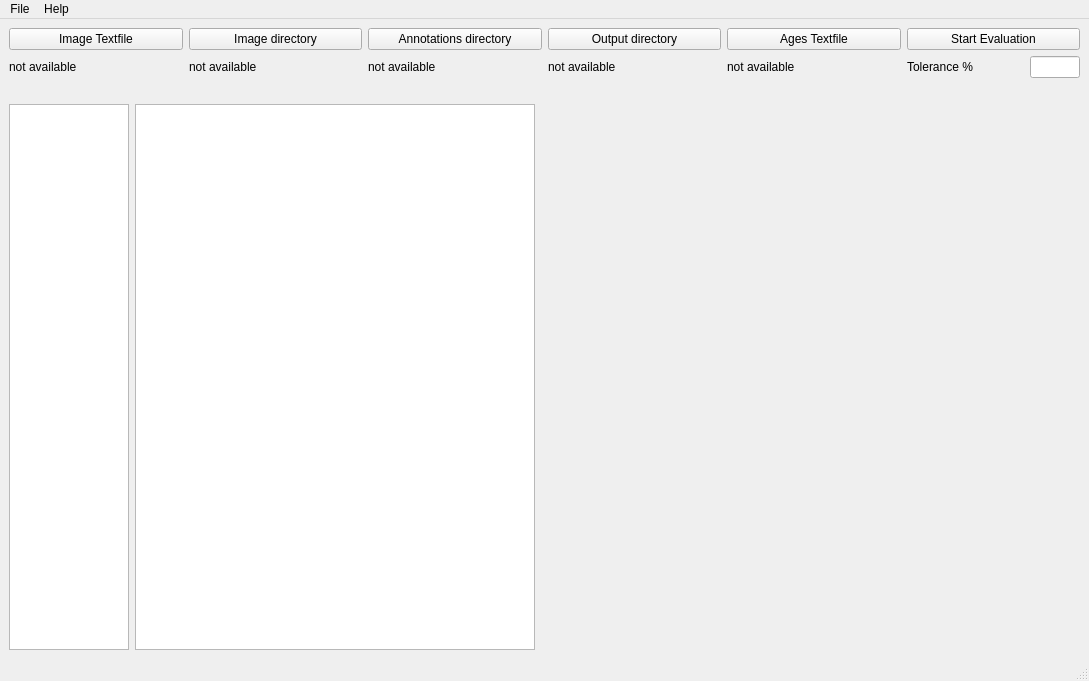
Qt form aesthetics.ui (michaeldanner/AestheticFacesToolbox) before a commit.
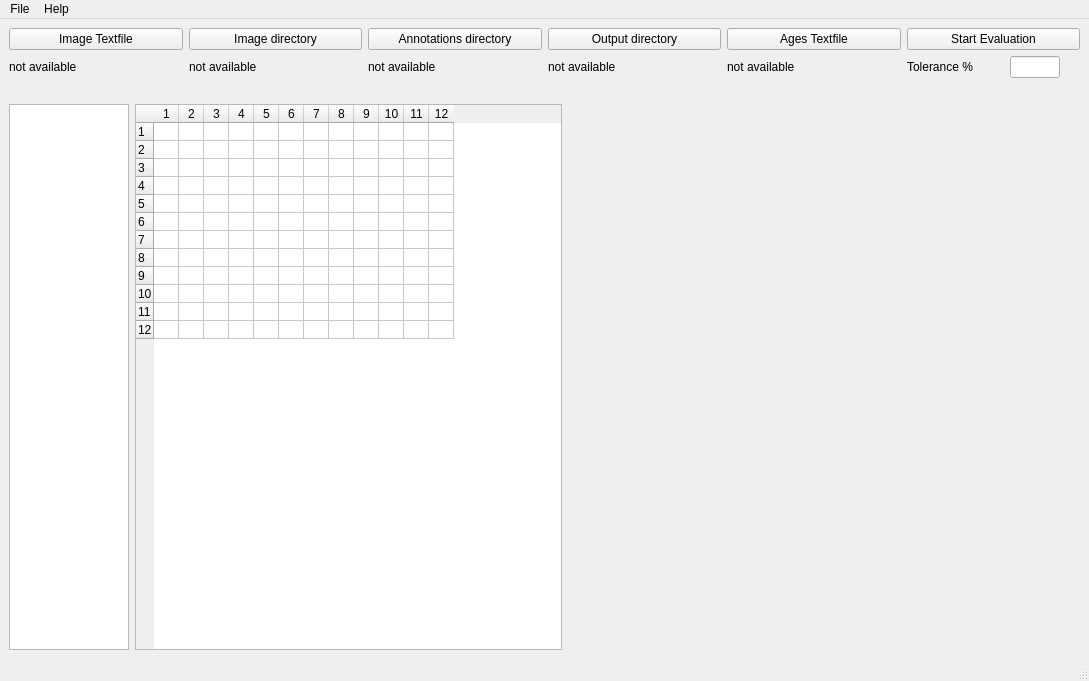
The same form after that commit. Custom widgets are drawn as their Qt base class.

Commit message: Table view

Patch:
```diff
--- a/aesthetics.ui
+++ b/aesthetics.ui
@@ -18,19 +18,67 @@
     <item row="2" column="0">
      <layout class="QGridLayout" name="log_grid">
       <item row="0" column="1">
-       <widget class="QPlainTextEdit" name="output_log">
+       <widget class="QTableWidget" name="tbl_anno_data">
         <property name="minimumSize">
          <size>
-          <width>400</width>
+          <width>300</width>
           <height>0</height>
          </size>
         </property>
         <property name="maximumSize">
          <size>
-          <width>400</width>
+          <width>500</width>
           <height>16777215</height>
          </size>
         </property>
+        <property name="sortingEnabled">
+         <bool>true</bool>
+        </property>
+        <property name="rowCount">
+         <number>12</number>
+        </property>
+        <property name="columnCount">
+         <number>12</number>
+        </property>
+        <attribute name="horizontalHeaderCascadingSectionResizes">
+         <bool>false</bool>
+        </attribute>
+        <attribute name="horizontalHeaderMinimumSectionSize">
+         <number>19</number>
+        </attribute>
+        <attribute name="horizontalHeaderDefaultSectionSize">
+         <number>25</number>
+        </attribute>
+        <attribute name="verticalHeaderMinimumSectionSize">
+         <number>15</number>
+        </attribute>
+        <attribute name="verticalHeaderDefaultSectionSize">
+         <number>18</number>
+        </attribute>
+        <row/>
+        <row/>
+        <row/>
+        <row/>
+        <row/>
+        <row/>
+        <row/>
+        <row/>
+        <row/>
+        <row/>
+        <row/>
+        <row/>
+        <column/>
+        <column/>
+        <column/>
+        <column/>
+        <column/>
+        <column/>
+        <column/>
+        <column/>
+        <column/>
+        <column/>
+        <column/>
+        <column/>
        </widget>
       </item>
       <item row="0" column="4">
@@ -54,10 +102,29 @@
               <height>50</height>
              </size>
             </property>
+            <property name="maximumSize">
+             <size>
+              <width>300</width>
+              <height>16777215</height>
+             </size>
+            </property>
            </widget>
           </item>
           <item>
-           <widget class="MplWidget" name="hist3_widget" native="true"/>
+           <widget class="MplWidget" name="hist3_widget" native="true">
+            <property name="minimumSize">
+             <size>
+              <width>100</width>
+              <height>0</height>
+             </size>
+            </property>
+            <property name="maximumSize">
+             <size>
+              <width>300</width>
+              <height>16777215</height>
+             </size>
+            </property>
+           </widget>
           </item>
          </layout>
         </item>
@@ -74,10 +141,29 @@
               <height>50</height>
              </size>
             </property>
+            <property name="maximumSize">
+             <size>
+              <width>300</width>
+              <height>16777215</height>
+             </size>
+            </property>
            </widget>
           </item>
           <item>
-           <widget class="MplWidget" name="hist4_widget" native="true"/>
+           <widget class="MplWidget" name="hist4_widget" native="true">
+            <property name="minimumSize">
+             <size>
+              <width>100</width>
+              <height>0</height>
+             </size>
+            </property>
+            <property name="maximumSize">
+             <size>
+              <width>300</width>
+              <height>16777215</height>
+             </size>
+            </property>
+           </widget>
           </item>
          </layout>
         </item>
@@ -233,6 +319,9 @@
       </item>
       <item row="1" column="5">
        <layout class="QHBoxLayout" name="horizontalLayout">
+        <property name="rightMargin">
+         <number>20</number>
+        </property>
         <item>
          <widget class="QLabel" name="label_tolerance">
           <property name="text">
```
Left out of the diff: 34 changed lines with no effect on the pictures. The commit also changes 2 other files.
